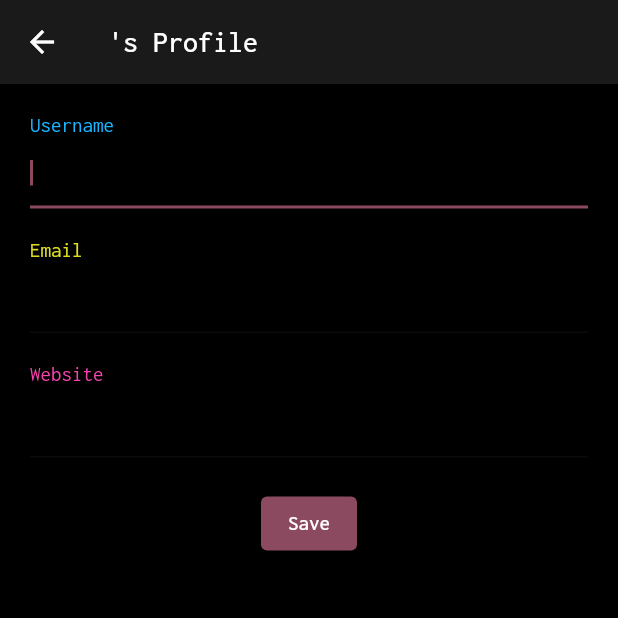
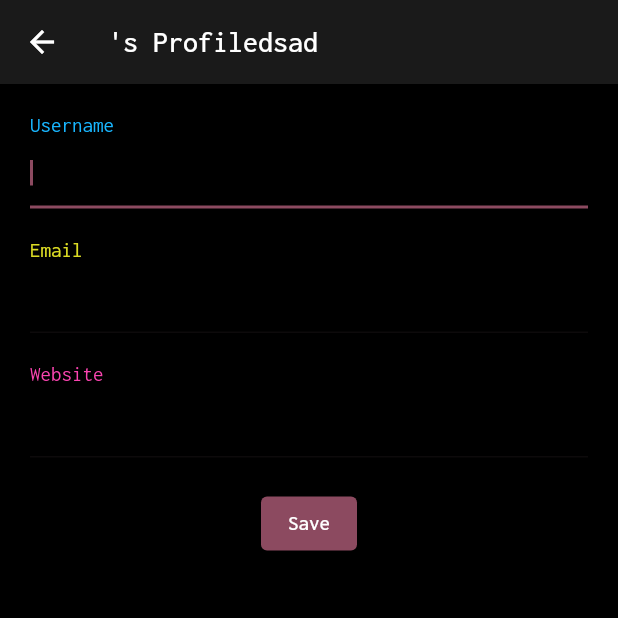
Before and after one commit to jialinhuang00/flutter-users-jsonplaceholder, a Flutter app: the UserPage screen opened directly with empty values, after a tap on "Click me to edit", after a tap on "Save", on a phone screen of 412 x 824 dp, the top half of it. Run offline on Flutter 3.47's test engine with Material 3 defaults, Android fonts, the phone set to English and light mode, and no system bars; network calls fail.

Commit message:
fix: typo

```diff
--- a/lib/pages/UserPage.dart
+++ b/lib/pages/UserPage.dart
@@ -34,7 +34,7 @@ class _UserPageState extends State<UserPage> {
   Future<void> updateUser() async {
     final userService = UserService();
     var copiedUser = widget.user;
-    copiedUser.name = nameController.text;
+    copiedUser.username = nameController.text;
     copiedUser.email = emailController.text;
     copiedUser.website = websiteController.text;
     var respondBody = await userService.updateUser(copiedUser);
@@ -45,7 +45,7 @@ class _UserPageState extends State<UserPage> {
 
         ScaffoldMessenger.of(context).showSnackBar(
           SnackBar(
-            content: Text('Update User ${copiedUser.username} Successfully!',
+            content: Text('Update ${copiedUser.name}\'s Profile Successfully!',
                 style: const TextStyle(color: Colors.black)),
             backgroundColor: const Color(0xFFDDDD25),
           ),
@@ -79,8 +79,8 @@ class _UserPageState extends State<UserPage> {
 
   AppBar getAppBar() {
     return AppBar(
-      title: Text(widget.user.name + "'s Profile"),
-      backgroundColor: Color(0XFF1a1a1a),
+      title: Text("${widget.user.name}'s Profiledsad"),
+      backgroundColor: const Color(0XFF1a1a1a),
     );
   }
 
```
